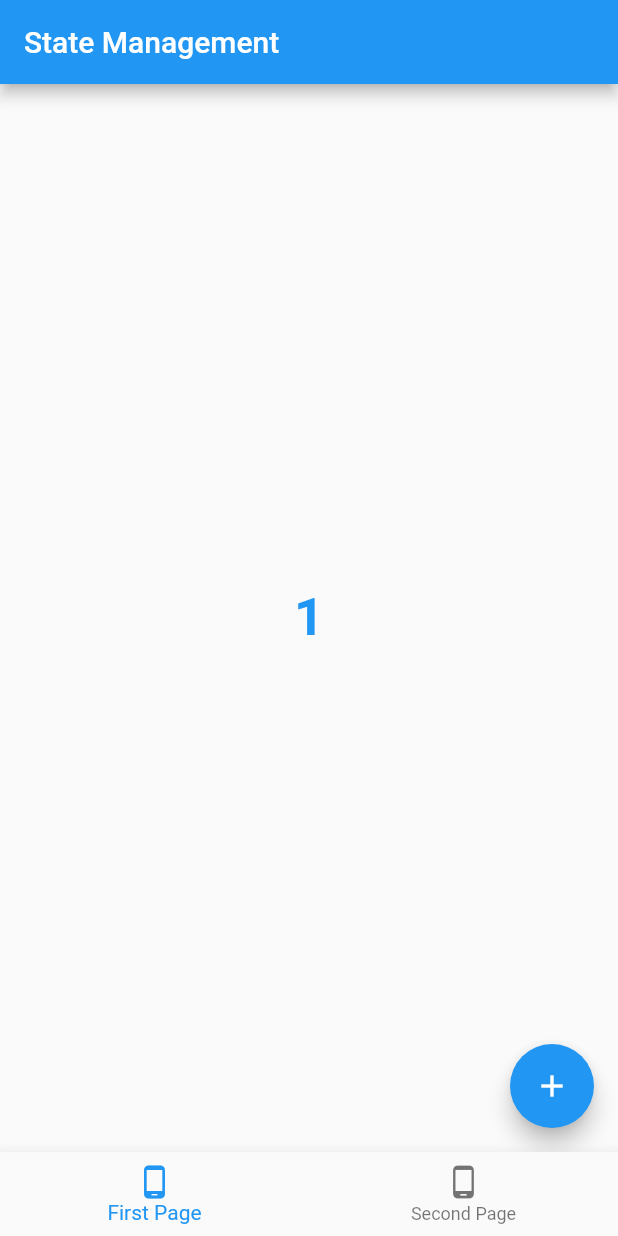
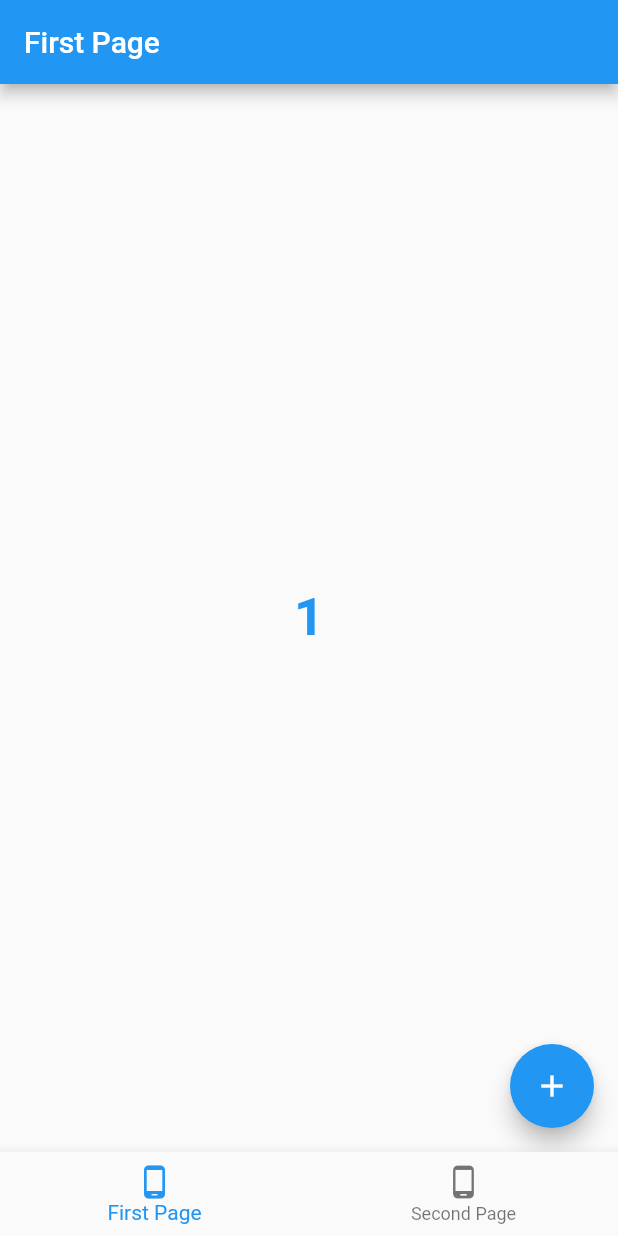
Before and after one commit to infiniteoverflow/State_management_bottom_bar, a Flutter app: the screen it shows after launch, after a tap on the "add" icon, on a phone screen of 412 x 824 dp. Run offline on Flutter 3.47's test engine with Material 2 defaults, Android fonts, the phone set to English and light mode, and no system bars.

Commit message:
Update README.md

```diff
--- a/lib/firstPage.dart
+++ b/lib/firstPage.dart
@@ -20,6 +20,9 @@ class _FirstPageState extends State<FirstPage> {
   @override
   Widget build(BuildContext context) {
     return Scaffold(
+      appBar: AppBar(
+        title: Text("First Page"),
+      ),
       body: Center(
         child: Column(
           mainAxisAlignment: MainAxisAlignment.center,
--- a/lib/main.dart
+++ b/lib/main.dart
@@ -47,9 +47,6 @@ class _MyHomePageState extends State<MyHomePage> {
   @override
   Widget build(BuildContext context) {
     return Scaffold(
-      appBar: AppBar(
-        title: Text(widget.title),
-      ),
       body: IndexedStack(
         index: _selectedPage,
         children: pageList,
--- a/lib/secondPage.dart
+++ b/lib/secondPage.dart
@@ -20,7 +20,9 @@ class _SecondPageState extends State<SecondPage> {
   @override
   Widget build(BuildContext context) {
     return Scaffold(
-
+      appBar: AppBar(
+        title: Text("Second Page"),
+      ),
       body: Center(
         child: Column(
           mainAxisAlignment: MainAxisAlignment.center,
```
Also changed, not shown: screen.gif (added), 1 other file.
